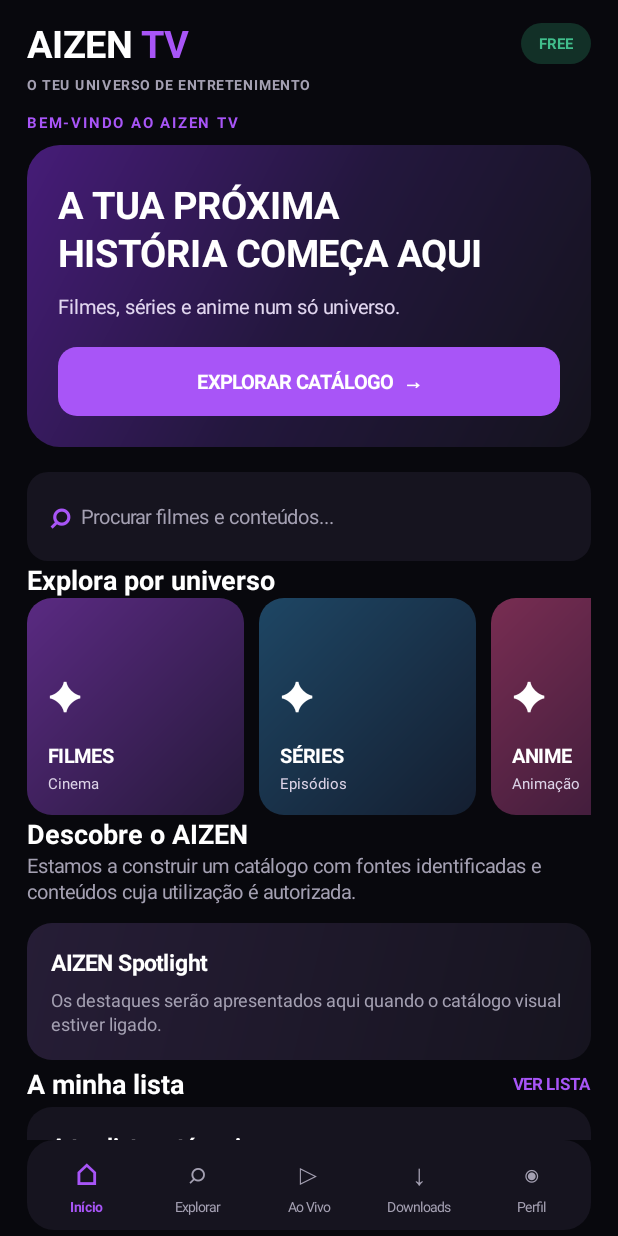
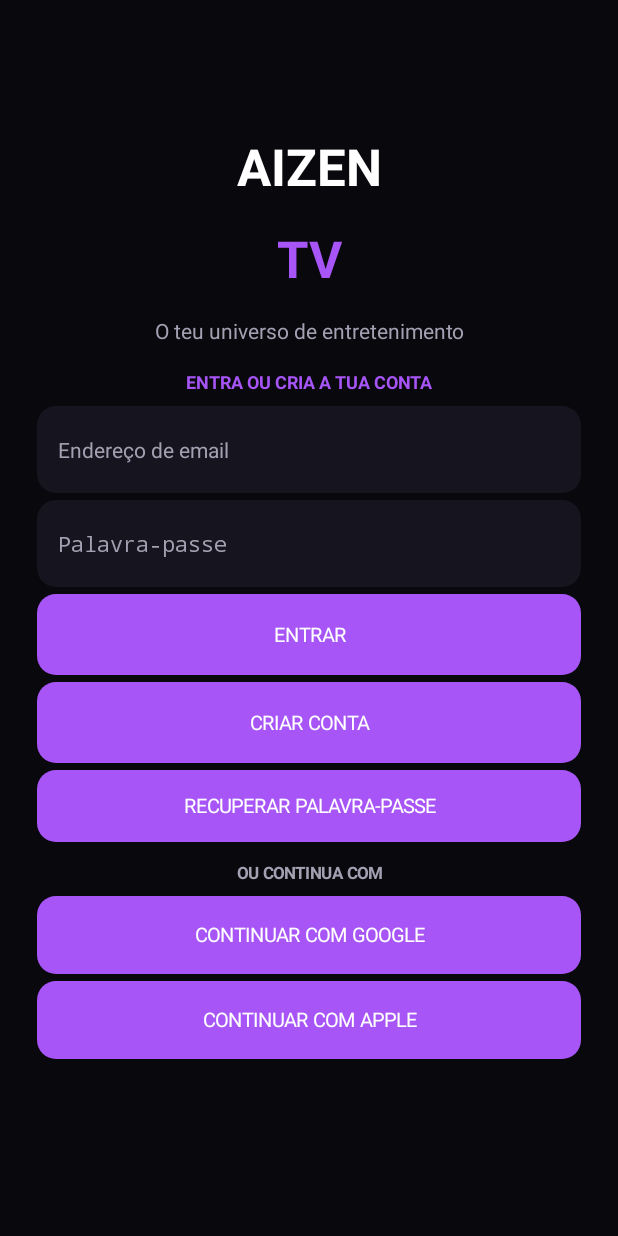
Before and after one commit to miltonantoniomacie66-code/AIZEN-TV, an Android app: the screen it shows after launch (MainActivity before the commit, AuthActivity after it), on a phone screen of 412 x 824 dp. Run offline under Robolectric (Android 15) with nearby library versions, the phone set to English and light mode, and no system bars; our stand-ins replace Firebase (no records; nobody signed in at launch, a user with empty details on screens opened directly); 1 statement that could not run was skipped.

Commit message:
Implementa autenticação Firebase e protege o acesso

```diff
--- a/android/app/src/main/AndroidManifest.xml
+++ b/android/app/src/main/AndroidManifest.xml
@@ -6,6 +6,10 @@
         android:label="AIZEN TV"
         android:theme="@style/AppTheme"
         android:supportsRtl="true">
+
+        <activity
+            android:name=".AuthActivity"
+            android:exported="false" />
 
         <activity
             android:name=".MainActivity"
--- /dev/null
+++ b/android/app/src/main/java/com/aizentv/app/AuthActivity.kt
@@ -0,0 +1,322 @@
+package com.aizentv.app
+
+import android.app.Activity
+import android.content.Intent
+import android.graphics.Color
+import android.graphics.drawable.GradientDrawable
+import android.os.Bundle
+import android.text.InputType
+import android.view.Gravity
+import android.widget.EditText
+import android.widget.LinearLayout
+import android.widget.ScrollView
+import android.widget.TextView
+import androidx.credentials.CredentialManager
+import androidx.credentials.CredentialManagerCallback
+import androidx.credentials.CustomCredential
+import androidx.credentials.GetCredentialRequest
+import androidx.credentials.GetCredentialResponse
+import androidx.credentials.exceptions.GetCredentialException
+import com.google.android.libraries.identity.googleid.GetGoogleIdOption
+import com.google.android.libraries.identity.googleid.GoogleIdTokenCredential
+import com.google.android.libraries.identity.googleid.GoogleIdTokenParsingException
+import com.google.firebase.auth.FirebaseAuth
+import com.google.firebase.auth.GoogleAuthProvider
+import com.google.firebase.auth.OAuthProvider
+import java.util.concurrent.Executor
+
+class AuthActivity : Activity() {
+
+    private val auth by lazy { FirebaseAuth.getInstance() }
+
+    private lateinit var emailInput: EditText
+    private lateinit var passwordInput: EditText
+    private lateinit var status: TextView
+
+    private val bg = Color.rgb(8, 8, 13)
+    private val purple = Color.rgb(168, 85, 247)
+    private val white = Color.WHITE
+    private val muted = Color.rgb(164, 160, 178)
+
+    override fun onCreate(savedInstanceState: Bundle?) {
+        super.onCreate(savedInstanceState)
+
+        window.statusBarColor = bg
+        window.navigationBarColor = bg
+
+        buildScreen()
+
+        auth.pendingAuthResult
+            ?.addOnSuccessListener { finishLogin() }
+            ?.addOnFailureListener {
+                showMessage("Não foi possível concluir a autenticação.")
+            }
+    }
+
+    private fun buildScreen() {
+        val root = LinearLayout(this).apply {
+            orientation = LinearLayout.VERTICAL
+            gravity = Gravity.CENTER
+            setPadding(dp(25), dp(25), dp(25), dp(25))
+            setBackgroundColor(bg)
+        }
+
+        val scroll = ScrollView(this)
+        val panel = LinearLayout(this).apply {
+            orientation = LinearLayout.VERTICAL
+            gravity = Gravity.CENTER_HORIZONTAL
+        }
+
+        panel.addView(label("AIZEN", 34f, white, true))
+        panel.addView(label("TV", 34f, purple, true))
+        panel.addView(label("O teu universo de entretenimento", 14f, muted))
+        panel.addView(label("ENTRA OU CRIA A TUA CONTA", 12f, purple, true))
+
+        emailInput = field(
+            "Endereço de email",
+            InputType.TYPE_CLASS_TEXT or InputType.TYPE_TEXT_VARIATION_EMAIL_ADDRESS
+        )
+        passwordInput = field(
+            "Palavra-passe",
+            InputType.TYPE_CLASS_TEXT or InputType.TYPE_TEXT_VARIATION_PASSWORD
+        )
+
+        panel.addView(emailInput, params(0, 58))
+        panel.addView(passwordInput, params(0, 58))
+
+        panel.addView(actionButton("ENTRAR") { signIn() }, params(0, 54))
+        panel.addView(actionButton("CRIAR CONTA") { register() }, params(0, 54))
+        panel.addView(actionButton("RECUPERAR PALAVRA-PASSE") {
+            resetPassword()
+        }, params(0, 48))
+
+        panel.addView(label("OU CONTINUA COM", 11f, muted, true))
+        panel.addView(actionButton("CONTINUAR COM GOOGLE") {
+            signInGoogle()
+        }, params(0, 52))
+        panel.addView(actionButton("CONTINUAR COM APPLE") {
+            signInApple()
+        }, params(0, 52))
+
+        status = label("", 12f, muted)
+        panel.addView(status)
+
+        scroll.addView(panel)
+        root.addView(scroll)
+        setContentView(root)
+    }
+
+    private fun label(
+        value: String,
+        size: Float,
+        color: Int,
+        bold: Boolean = false
+    ) = TextView(this).apply {
+        text = value
+        textSize = size
+        setTextColor(color)
+        gravity = Gravity.CENTER
+        if (bold) setTypeface(null, android.graphics.Typeface.BOLD)
+        setPadding(dp(5), dp(8), dp(5), dp(8))
+    }
+
+    private fun field(hintText: String, type: Int) =
+        EditText(this).apply {
+            hint = hintText
+            inputType = type
+            setSingleLine(true)
+            textSize = 14f
+            setTextColor(white)
+            setHintTextColor(muted)
+            setPadding(dp(14), 0, dp(14), 0)
+            background = GradientDrawable().apply {
+                setColor(Color.rgb(22, 20, 31))
+                cornerRadius = dp(13).toFloat()
+            }
+        }
+
+    private fun actionButton(
+        value: String,
+        action: () -> Unit
+    ) = TextView(this).apply {
+        text = value
+        textSize = 13f
+        setTextColor(white)
+        gravity = Gravity.CENTER
+        background = GradientDrawable().apply {
+            setColor(purple)
+            cornerRadius = dp(13).toFloat()
+        }
+        setOnClickListener { action() }
+    }
+
+    private fun params(top: Int, height: Int) =
+        LinearLayout.LayoutParams(
+            LinearLayout.LayoutParams.MATCH_PARENT,
+            dp(height)
+        ).apply {
+            topMargin = dp(top)
+            bottomMargin = dp(5)
+        }
+
+    private fun dp(value: Int) =
+        (value * resources.displayMetrics.density).toInt()
+
+    private fun showMessage(message: String) {
+        status.text = message
+    }
+
+    private fun email(): String =
+        emailInput.text.toString().trim()
+
+    private fun password(): String =
+        passwordInput.text.toString()
+
+    private fun validInput(): Boolean {
+        if (!email().contains("@")) {
+            showMessage("Introduz um endereço de email válido.")
+            return false
+        }
+        if (password().length < 6) {
+            showMessage("A palavra-passe deve ter pelo menos 6 caracteres.")
+            return false
+        }
+        return true
+    }
+
+    private fun register() {
+        if (!validInput()) return
+
+        auth.createUserWithEmailAndPassword(email(), password())
+            .addOnSuccessListener {
+                auth.currentUser?.sendEmailVerification()
+                    ?.addOnSuccessListener {
+                        showMessage("Conta criada. Confirma o email antes de entrar.")
+                    }
+                    ?.addOnFailureListener {
+                        showMessage("Conta criada, mas não foi possível enviar a confirmação.")
+                    }
+            }
+            .addOnFailureListener {
+                showMessage(it.localizedMessage ?: "Não foi possível criar a conta.")
+            }
+    }
+
+    private fun signIn() {
+        if (!validInput()) return
+
+        auth.signInWithEmailAndPassword(email(), password())
+            .addOnSuccessListener { finishLogin() }
+            .addOnFailureListener {
+                showMessage(it.localizedMessage ?: "Não foi possível entrar.")
+            }
+    }
+
+    private fun resetPassword() {
+        if (!email().contains("@")) {
+            showMessage("Introduz primeiro o teu email.")
+            return
+        }
+
+        auth.sendPasswordResetEmail(email())
+            .addOnSuccessListener {
+                showMessage("Pedido enviado. Verifica a tua caixa de email.")
+            }
+            .addOnFailureListener {
+                showMessage(it.localizedMessage ?: "Não foi possível enviar o pedido.")
+            }
+    }
+
+    private fun finishLogin() {
+        val user = auth.currentUser
+
+        if (user?.isEmailVerified == true) {
+            openCatalog()
+        } else {
+            user?.sendEmailVerification()
+            showMessage("Confirma o teu endereço de email para entrar no AIZEN TV.")
+        }
+    }
+
+    private fun openCatalog() {
+        startActivity(
+            Intent(this, MainActivity::class.java).apply {
+                flags = Intent.FLAG_ACTIVITY_NEW_TASK or
+                    Intent.FLAG_ACTIVITY_CLEAR_TASK
+            }
+        )
+        finish()
+    }
+
+    private fun signInGoogle() {
+        val clientIdId = resources.getIdentifier(
+            "default_web_client_id", "string", packageName
+        )
+
+        if (clientIdId == 0) {
+            showMessage("O acesso Google ainda precisa de configuração no Firebase.")
+            return
+        }
+
+        val option = GetGoogleIdOption.Builder()
+            .setServerClientId(getString(clientIdId))
+            .setFilterByAuthorizedAccounts(false)
+            .build()
+
+        val request = GetCredentialRequest.Builder()
+            .addCredentialOption(option)
+            .build()
+
+        val manager = CredentialManager.create(this)
+
+        val callback =
+            object : CredentialManagerCallback<GetCredentialResponse, GetCredentialException> {
+                override fun onResult(result: GetCredentialResponse) {
+                    val credential = result.credential
+
+                    if (credential is CustomCredential &&
+                        credential.type == GoogleIdTokenCredential.TYPE_GOOGLE_ID_TOKEN_CREDENTIAL
+                    ) {
+                        try {
+                            val token = GoogleIdTokenCredential.createFrom(credential.data)
+                            val firebaseCredential =
+                                GoogleAuthProvider.getCredential(token.idToken, null)
+
+                            auth.signInWithCredential(firebaseCredential)
+                                .addOnSuccessListener { finishLogin() }
+                                .addOnFailureListener {
+                                    showMessage("Não foi possível autenticar com Google.")
+                                }
+                        } catch (_: GoogleIdTokenParsingException) {
+                            showMessage("Não foi possível ler a conta Google.")
+                        }
+                    } else {
+                        showMessage("Tipo de conta Google não reconhecido.")
+                    }
+                }
+
+                override fun onError(e: GetCredentialException) {
+                    showMessage("A autenticação Google foi cancelada ou falhou.")
+                }
+            }
+
+        manager.getCredentialAsync(
+            this,
+            request,
+            null,
+            Executor { command -> runOnUiThread(command) },
+            callback
+        )
+    }
+
+    private fun signInApple() {
+        val provider = OAuthProvider.newBuilder("apple.com")
+        provider.setScopes(listOf("email", "name"))
+
+        auth.startActivityForSignInWithProvider(this, provider.build())
+            .addOnSuccessListener { finishLogin() }
+            .addOnFailureListener {
+                showMessage("A autenticação Apple ainda precisa de configuração.")
+            }
+    }
+}
--- a/android/app/src/main/java/com/aizentv/app/MainActivity.kt
+++ b/android/app/src/main/java/com/aizentv/app/MainActivity.kt
@@ -15,6 +15,7 @@ import android.widget.HorizontalScrollView
 import android.widget.LinearLayout
 import android.widget.ScrollView
 import android.widget.TextView
+import com.google.firebase.auth.FirebaseAuth
 
 class MainActivity : Activity() {
 
@@ -35,6 +36,11 @@ class MainActivity : Activity() {
         super.onCreate(savedInstanceState)
         window.statusBarColor = bg
         window.navigationBarColor = bg
+        if (FirebaseAuth.getInstance().currentUser?.isEmailVerified != true) {
+            startActivity(Intent(this, AuthActivity::class.java))
+            finish()
+            return
+        }
         showHome()
     }
 
@@ -1161,6 +1167,18 @@ class MainActivity : Activity() {
         content.addView(heading(title))
         content.addView(description(subtitle))
 
+        if (title == "O teu perfil") {
+            val user = FirebaseAuth.getInstance().currentUser
+            content.addView(card("Conta autenticada", user?.email ?: "Conta ativa"))
+            content.addView(button("TERMINAR SESSÃO") {
+                FirebaseAuth.getInstance().signOut()
+                startActivity(Intent(this, AuthActivity::class.java))
+                finish()
+            }, LinearLayout.LayoutParams(-1, -2).apply {
+                topMargin = dp(12)
+            })
+        }
+
         content.addView(card(
             "Em desenvolvimento",
             "Esta secção será ligada às funcionalidades correspondentes nas próximas etapas."
--- a/build.gradle.kts
+++ b/build.gradle.kts
@@ -1,4 +1,5 @@
 plugins {
     id("com.android.application") version "8.13.2" apply false
     id("org.jetbrains.kotlin.android") version "2.2.20" apply false
+    id("com.google.gms.google-services") version "4.6.0" apply false
 }
```
Also changed, not shown: android/app/build.gradle.kts (+7 -0 lines), android/app/src/main/java/com/aizentv/app/PlayerActivity.kt (+8 -0 lines), 1 other file.
